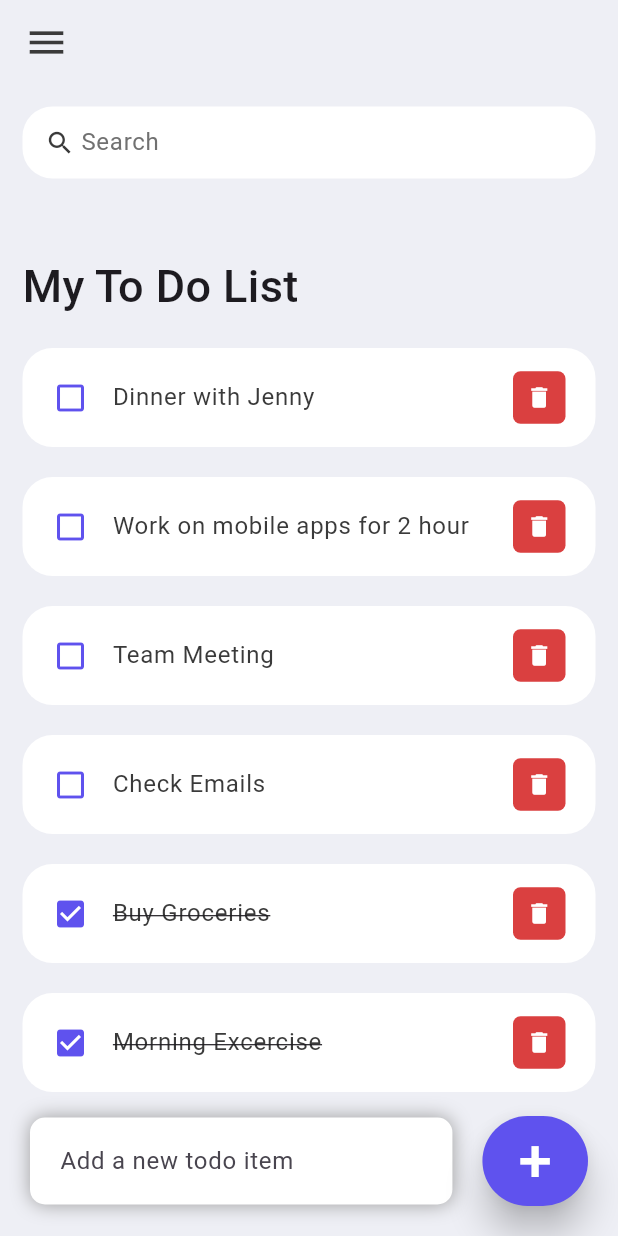
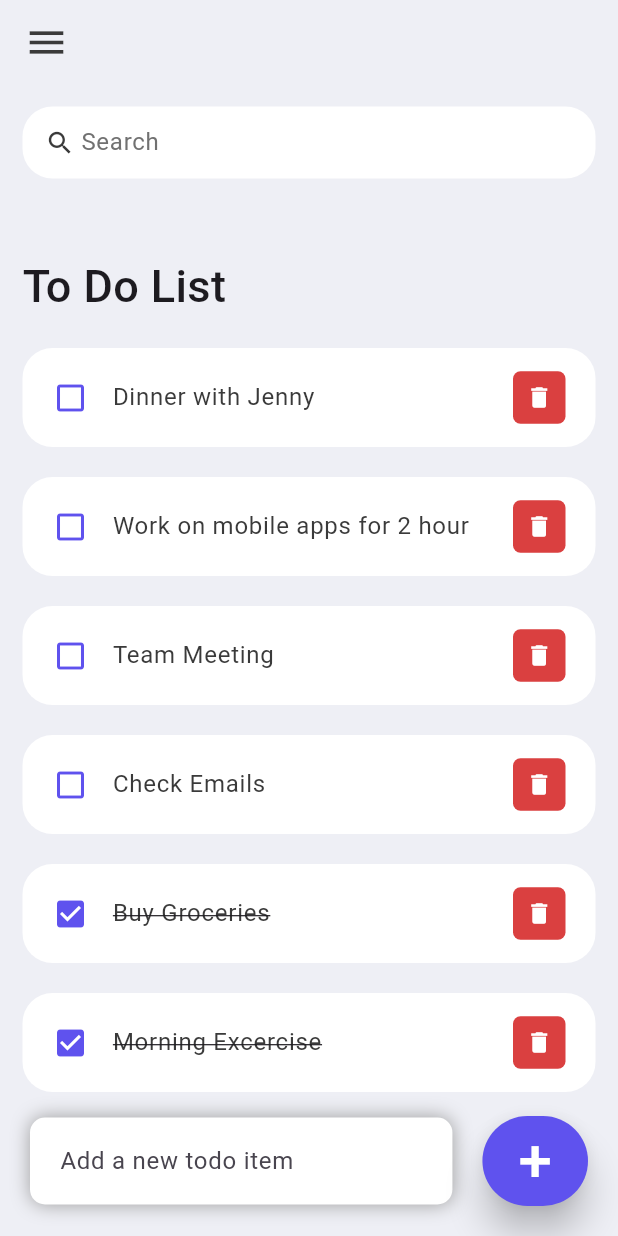
Before and after one commit to mariamnageh/to_do_app, a Flutter app: the screen it shows after launch, on a phone screen of 412 x 824 dp. Run offline on Flutter 3.47's test engine with Material 3 defaults, Android fonts, the phone set to English and light mode, and no system bars.

Commit message:
First commit

```diff
--- a/lib/screens/home.dart
+++ b/lib/screens/home.dart
@@ -44,16 +44,16 @@ class _HomeState extends State<Home> {
                           bottom: 20,
                         ),
                         child: Text(
-                          'My To Do List',
+                          'To Do List',
                           style: TextStyle(
                             fontSize: 30,
                             fontWeight: FontWeight.w500,
                           ),
                         ),
                       ),
-                      for (ToDo todo in _foundToDo.reversed)
+                      for (ToDo todoo in _foundToDo.reversed)
                         ToDoItem(
-                          todo: todo,
+                          todo: todoo,
                           onToDoChanged: _handleToDoChange,
                           onDeleteItem: _deleteToDoItem,
                         ),
@@ -93,9 +93,8 @@ class _HomeState extends State<Home> {
                     child: TextField(
                       controller: _todoController,
                       decoration: InputDecoration(
-                        hintText: 'Add a new todo item',
-                        border: InputBorder.none,
-                      ),
+                          hintText: 'Add a new todo item',
+                          border: InputBorder.none),
                     ),
                   ),
                 ),
@@ -120,7 +119,7 @@ class _HomeState extends State<Home> {
                 ),
               ],
             ),
-          )
+          ),
         ],
       ),
     );
```
